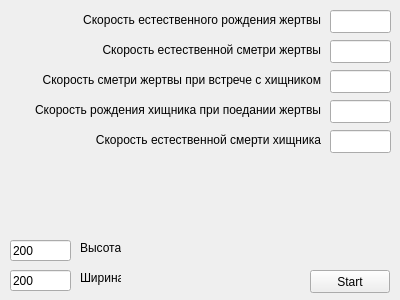
Above: widget.ui from unpaleness/HunterVictim before the change. Below: the same form after it.
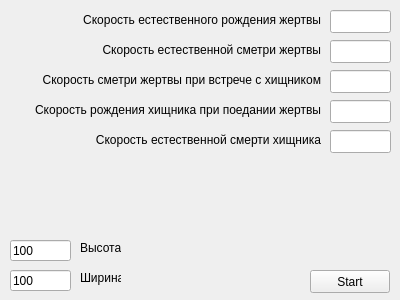
That is the form after the change.

```diff
--- a/widget.ui
+++ b/widget.ui
@@ -36,7 +36,7 @@
     </rect>
    </property>
    <property name="text">
-    <string>200</string>
+    <string>100</string>
    </property>
   </widget>
   <widget class="QLineEdit" name="lineEdit1">
@@ -182,7 +182,7 @@
     </rect>
    </property>
    <property name="text">
-    <string>200</string>
+    <string>100</string>
    </property>
   </widget>
   <widget class="QLabel" name="labelY">
```
